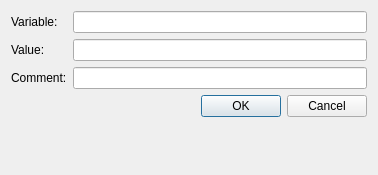
Before: the Qt Designer form src/variabledialog.ui in loimu/zeit, drawn with Qt 5.
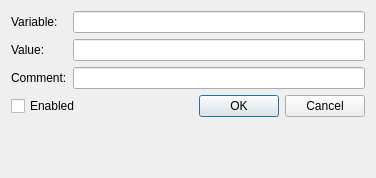
After: the same form once the commit is applied.

Commit message: zeit: add possibility to enable and disable variables through VariableDialog

Patch:
```diff
--- a/src/variabledialog.ui
+++ b/src/variabledialog.ui
@@ -6,8 +6,8 @@
    <rect>
     <x>0</x>
     <y>0</y>
-    <width>378</width>
-    <height>175</height>
+    <width>376</width>
+    <height>178</height>
    </rect>
   </property>
   <property name="windowTitle">
@@ -75,11 +75,22 @@
     </layout>
    </item>
    <item>
+    <layout class="QHBoxLayout" name="horizontalLayout_2">
+     <item>
+      <widget class="QCheckBox" name="enabledCheckBox">
+       <property name="text">
+        <string>Enabled</string>
+       </property>
+      </widget>
+     </item>
+     <item>
     <widget class="QDialogButtonBox" name="buttonBox">
      <property name="standardButtons">
       <set>QDialogButtonBox::Cancel|QDialogButtonBox::Ok</set>
      </property>
     </widget>
+     </item>
+    </layout>
    </item>
    <item>
     <widget class="QLabel" name="errorLabel"/>
```
Lines whose indentation alone changed are shown as unchanged. The commit also changes 1 other file.
